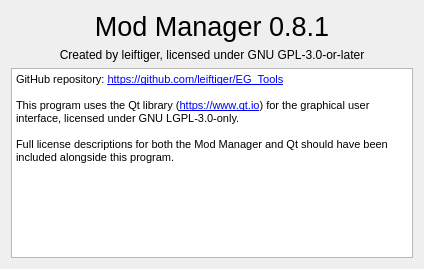
This is modmanager/UI_AboutWindow.ui in leiftiger/EG_Tools as Qt 5 draws it before an edit. The edited form follows.
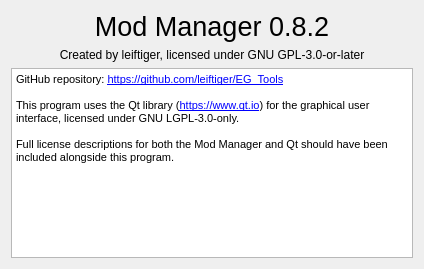
This is the edited form.

Patch:
```diff
--- a/modmanager/UI_AboutWindow.ui
+++ b/modmanager/UI_AboutWindow.ui
@@ -29,7 +29,7 @@
        </font>
       </property>
       <property name="text">
-       <string>Mod Manager 0.8.1</string>
+       <string>Mod Manager 0.8.2</string>
       </property>
       <property name="alignment">
        <set>Qt::AlignHCenter|Qt::AlignTop</set>
```
